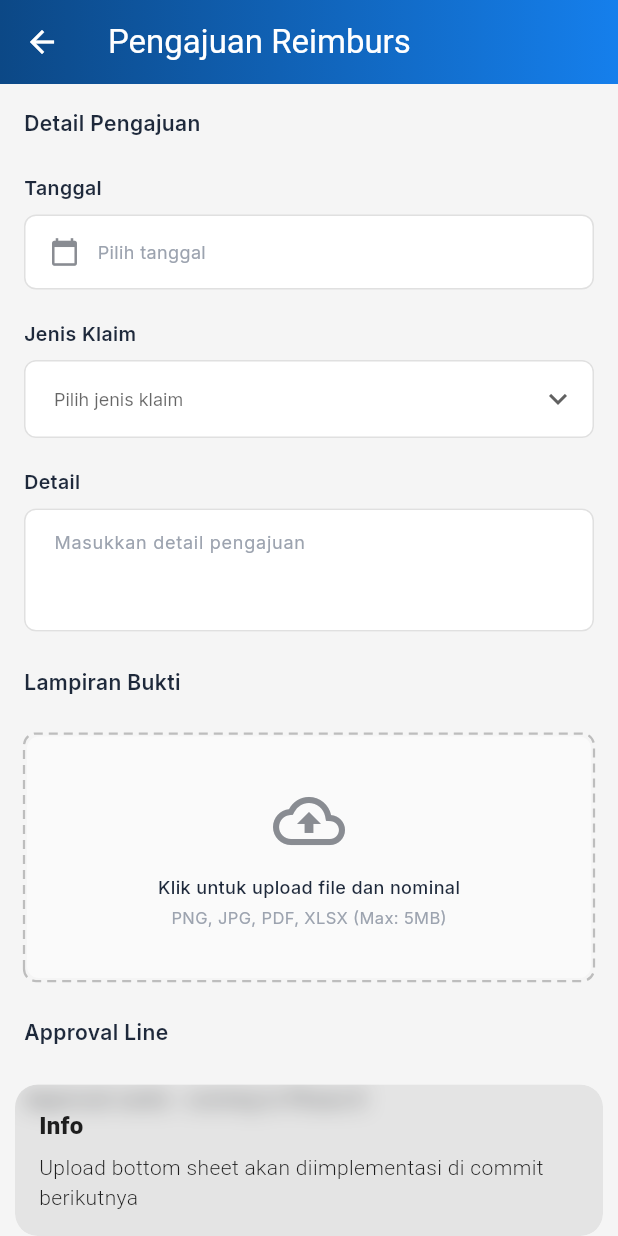
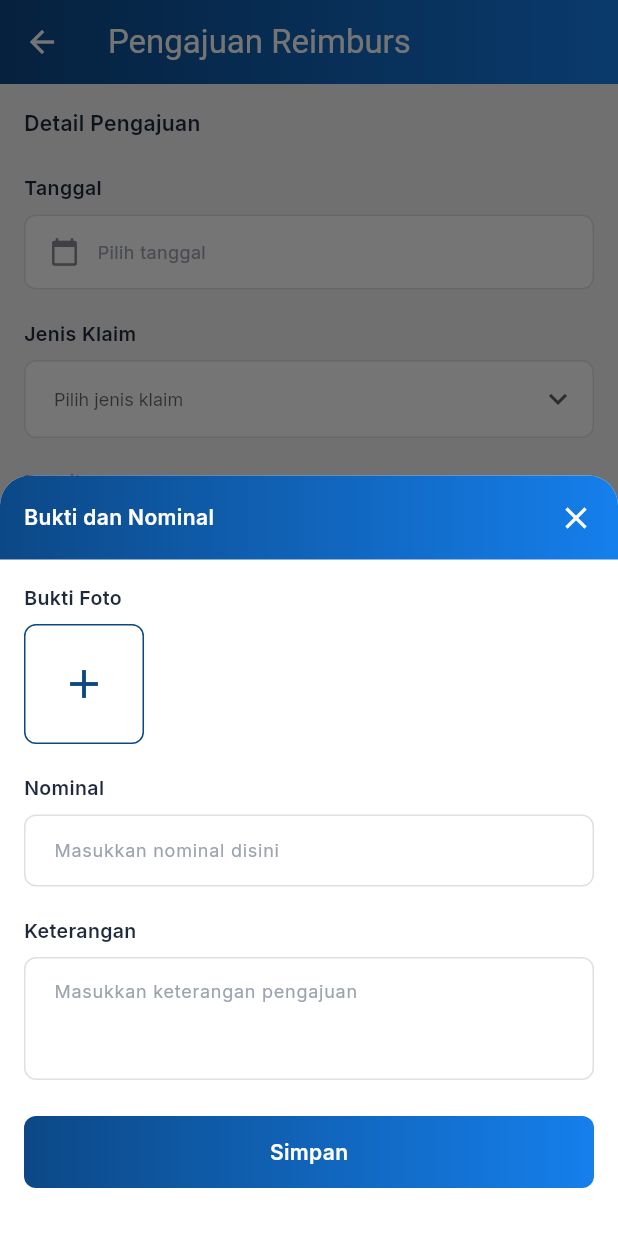
Before and after one commit to RulyOctareza/reimburse_venturo, a Flutter app: the ReimbursementFormPage screen opened by its route, after a tap on "Klik untuk upload file dan nominal", on a phone screen of 412 x 824 dp. Run offline on Flutter 3.47's test engine with Material 3 defaults, Android fonts, the light colour scheme and no system bars; drawn by our look-alikes of dotted_border; our stand-ins replace get, google_fonts, table_calendar.

Commit message:
feat: implement file upload bottom sheet
- Create bottom sheet widget
- Add title bar with close button
- Add sections (Bukti Foto, Nominal, Keterangan)
- Add Simpan button

```diff
--- a/lib/app/presentation/controllers/reimbursement_form_controller.dart
+++ b/lib/app/presentation/controllers/reimbursement_form_controller.dart
@@ -7,9 +7,15 @@ class ReimbursementFormController extends GetxController {
   final RxString selectedClaimType = ''.obs;
   final TextEditingController detailController = TextEditingController();
 
+  // Upload fields (for bottom sheet)
+  final TextEditingController nominalController = TextEditingController();
+  final TextEditingController keteranganController = TextEditingController();
+
   @override
   void onClose() {
     detailController.dispose();
+    nominalController.dispose();
+    keteranganController.dispose();
     super.onClose();
   }
 }
--- a/lib/app/presentation/pages/reimbursement_form_page.dart
+++ b/lib/app/presentation/pages/reimbursement_form_page.dart
@@ -6,11 +6,40 @@ import 'package:reimburse_venturo/app/presentation/widgets/custom_text_field.dar
 import 'package:reimburse_venturo/app/presentation/widgets/date_picker_field.dart';
 import 'package:reimburse_venturo/app/presentation/widgets/section_header.dart';
 import 'package:reimburse_venturo/app/presentation/widgets/upload_area.dart';
+import 'package:reimburse_venturo/app/presentation/widgets/upload_bottom_sheet.dart';
 import 'package:reimburse_venturo/core/constants/app_colors.dart';
 import 'package:reimburse_venturo/core/constants/claim_types.dart';
 
 class ReimbursementFormPage extends GetView<ReimbursementFormController> {
   const ReimbursementFormPage({super.key});
+
+  void _showUploadBottomSheet() {
+    Get.bottomSheet(
+      UploadBottomSheet(
+        nominalController: controller.nominalController,
+        keteranganController: controller.keteranganController,
+        onAddFile: () {
+          // File picker will be implemented in next commit
+          Get.snackbar(
+            'Info',
+            'File picker akan diimplementasi di commit berikutnya',
+            snackPosition: SnackPosition.BOTTOM,
+          );
+        },
+        onSave: () {
+          // Save logic will be implemented in next commits
+          Get.back();
+          Get.snackbar(
+            'Berhasil',
+            'Data berhasil disimpan',
+            snackPosition: SnackPosition.BOTTOM,
+          );
+        },
+      ),
+      isScrollControlled: true,
+      isDismissible: true,
+    );
+  }
 
   @override
   Widget build(BuildContext context) {
@@ -76,12 +105,7 @@ class ReimbursementFormPage extends GetView<ReimbursementFormController> {
             const SizedBox(height: 12),
             UploadArea(
               onTap: () {
-                // Bottom sheet will be implemented in next commit
-                Get.snackbar(
-                  'Info',
-                  'Upload bottom sheet akan diimplementasi di commit berikutnya',
-                  snackPosition: SnackPosition.BOTTOM,
-                );
+                _showUploadBottomSheet();
               },
             ),
             const SizedBox(height: 24),
--- /dev/null
+++ b/lib/app/presentation/widgets/upload_bottom_sheet.dart
@@ -0,0 +1,121 @@
+import 'package:flutter/material.dart';
+import 'package:get/get.dart';
+import 'package:reimburse_venturo/app/presentation/widgets/custom_button.dart';
+import 'package:reimburse_venturo/app/presentation/widgets/custom_text_field.dart';
+import 'package:reimburse_venturo/core/constants/app_colors.dart';
+import 'package:reimburse_venturo/core/theme/app_text_styles.dart';
+
+class UploadBottomSheet extends StatelessWidget {
+  final TextEditingController nominalController;
+  final TextEditingController keteranganController;
+  final VoidCallback onAddFile;
+  final VoidCallback onSave;
+
+  const UploadBottomSheet({
+    super.key,
+    required this.nominalController,
+    required this.keteranganController,
+    required this.onAddFile,
+    required this.onSave,
+  });
+
+  @override
+  Widget build(BuildContext context) {
+    return Container(
+      decoration: const BoxDecoration(
+        color: Colors.white,
+        borderRadius: BorderRadius.vertical(top: Radius.circular(20)),
+      ),
+      child: Column(
+        mainAxisSize: MainAxisSize.min,
+        children: [
+          // Title Bar
+          Container(
+            padding: const EdgeInsets.all(16),
+            decoration: const BoxDecoration(
+              gradient: AppColors.primaryGradient,
+              borderRadius: BorderRadius.vertical(top: Radius.circular(20)),
+            ),
+            child: Row(
+              mainAxisAlignment: MainAxisAlignment.spaceBetween,
+              children: [
+                Text(
+                  'Bukti dan Nominal',
+                  style: AppTextStyles.sectionHeader.copyWith(
+                    color: Colors.white,
+                  ),
+                ),
+                GestureDetector(
+                  onTap: () => Get.back(),
+                  child: const Icon(
+                    Icons.close,
+                    color: Colors.white,
+                  ),
+                ),
+              ],
+            ),
+          ),
+
+          // Content
+          SingleChildScrollView(
+            padding: const EdgeInsets.all(16),
+            child: Column(
+              crossAxisAlignment: CrossAxisAlignment.start,
+              children: [
+                // Bukti Foto Section
+                Text(
+                  'Bukti Foto',
+                  style: AppTextStyles.fieldLabel,
+                ),
+                const SizedBox(height: 8),
+                GestureDetector(
+                  onTap: onAddFile,
+                  child: Container(
+                    width: 80,
+                    height: 80,
+                    decoration: BoxDecoration(
+                      border: Border.all(color: AppColors.primaryBlue),
+                      borderRadius: BorderRadius.circular(8),
+                    ),
+                    child: const Icon(
+                      Icons.add,
+                      color: AppColors.primaryBlue,
+                      size: 32,
+                    ),
+                  ),
+                ),
+                const SizedBox(height: 20),
+
+                // Nominal Section
+                CustomTextField(
+                  label: 'Nominal',
+                  hint: 'Masukkan nominal disini',
+                  controller: nominalController,
+                  keyboardType: TextInputType.number,
+                ),
+                const SizedBox(height: 20),
+
+                // Keterangan Section
+                CustomTextField(
+                  label: 'Keterangan',
+                  hint: 'Masukkan keterangan pengajuan',
+                  controller: keteranganController,
+                  maxLines: 3,
+                  minLines: 3,
+                ),
+                const SizedBox(height: 24),
+
+                // Simpan Button
+                CustomButton(
+                  text: 'Simpan',
+                  onPressed: onSave,
+                ),
+                const SizedBox(height: 16),
+              ],
+            ),
+          ),
+        ],
+      ),
+    );
+  }
+}
```
Also changed, not shown: 1 other file.
